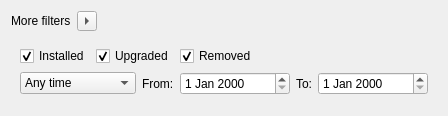
This is filterswidget.ui in gcala/pacmanlogviewer as Qt 5 draws it before an edit. The edited form follows.
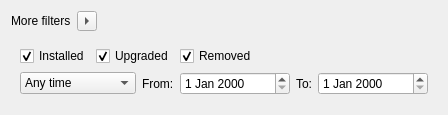
This is the edited form. Icons and pictures are not drawn.

```diff
--- a/filterswidget.ui
+++ b/filterswidget.ui
@@ -7,7 +7,7 @@
     <x>0</x>
     <y>0</y>
     <width>448</width>
-    <height>116</height>
+    <height>96</height>
    </rect>
   </property>
   <property name="windowTitle">
```
